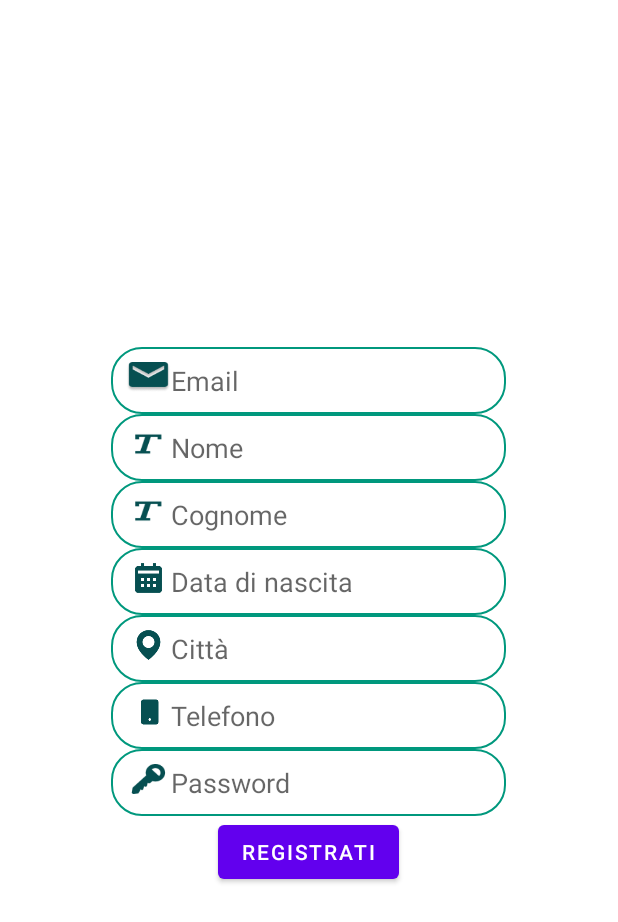
After one commit to alessiomercurio/DriveTogether, an Android app: the layout activity_registrazione.xml on its own in the app's theme, with its tools: preview values and no code run, on a phone screen of 412 x 824 dp. The commit adds this screen. Shown: the top 922 px of the screen. Run offline under Robolectric (Android 15) with nearby library versions, the phone set to English and light mode, and no system bars; Roboto replaces fonts that are not available here.

Commit message:
aggiunte immagini relative al layout di registrazione

```diff
--- a/app/build.gradle
+++ b/app/build.gradle
@@ -34,6 +34,11 @@ android {
     kotlinOptions {
         jvmTarget = '1.8'
     }
+
+    buildFeatures{
+        viewBinding true
+    }
+
 }
 
 dependencies {
--- a/app/src/main/res/layout/activity_main.xml
+++ b/app/src/main/res/layout/activity_main.xml
@@ -4,7 +4,7 @@
     xmlns:tools="http://schemas.android.com/tools"
     android:layout_width="match_parent"
     android:layout_height="match_parent"
-    tools:context=".MainActivity">
+    tools:context="com.agmobiletech.drivetogether.MainActivity">
 
     <TextView
         android:layout_width="wrap_content"
--- /dev/null
+++ b/app/src/main/res/layout/activity_registrazione.xml
@@ -0,0 +1,199 @@
+<?xml version="1.0" encoding="utf-8"?>
+<LinearLayout xmlns:android="http://schemas.android.com/apk/res/android"
+    xmlns:app="http://schemas.android.com/apk/res-auto"
+    xmlns:tools="http://schemas.android.com/tools"
+    android:id="@+id/RegistrazioneLinearLayout"
+    android:layout_width="match_parent"
+    android:layout_height="match_parent"
+    android:gravity="center"
+    android:orientation="vertical">
+
+    <LinearLayout
+        android:layout_width="wrap_content"
+        android:layout_height="wrap_content"
+        android:layout_gravity="center"
+        android:gravity="left"
+        android:orientation="vertical">
+
+        <LinearLayout
+            android:layout_width="wrap_content"
+            android:layout_height="match_parent"
+            android:layout_gravity="center"
+            android:layout_weight="1"
+            android:background="@drawable/custom_border"
+            android:orientation="horizontal">
+
+            <ImageView
+                android:id="@+id/imageView4"
+                android:layout_width="30dp"
+                android:layout_height="20dp"
+                android:layout_weight="1"
+                app:srcCompat="@drawable/email" />
+
+            <EditText
+                android:id="@+id/nomeRegistrazionePlainText"
+                android:layout_width="wrap_content"
+                android:layout_height="wrap_content"
+                android:background="@null"
+                android:ems="10"
+                android:hint="Email"
+                android:inputType="textPersonName"
+                app:layout_constraintEnd_toEndOf="parent"
+                app:layout_constraintStart_toStartOf="parent"
+                tools:layout_editor_absoluteY="199dp" />
+        </LinearLayout>
+
+        <LinearLayout
+            android:layout_width="wrap_content"
+            android:layout_height="match_parent"
+            android:layout_gravity="center"
+            android:layout_weight="1"
+            android:background="@drawable/custom_border"
+            android:orientation="horizontal">
+
+            <ImageView
+                android:id="@+id/imageView"
+                android:layout_width="30dp"
+                android:layout_height="20dp"
+                android:layout_weight="1"
+                app:srcCompat="@drawable/t" />
+
+            <EditText
+                android:id="@+id/nomeRegistrazionePlainText"
+                android:layout_width="wrap_content"
+                android:layout_height="wrap_content"
+                android:background="@null"
+                android:ems="10"
+                android:hint="Nome"
+                android:inputType="textPersonName"
+                tools:layout_editor_absoluteX="123dp"
+                tools:layout_editor_absoluteY="266dp" />
+        </LinearLayout>
+
+        <LinearLayout
+            android:layout_width="wrap_content"
+            android:layout_height="match_parent"
+            android:layout_weight="1"
+            android:background="@drawable/custom_border"
+            android:orientation="horizontal">
+
+            <ImageView
+                android:id="@+id/imageView5"
+                android:layout_width="30dp"
+                android:layout_height="20dp"
+                android:layout_weight="1"
+                app:srcCompat="@drawable/t" />
+
+            <EditText
+                android:id="@+id/editTextTextPersonName"
+                android:layout_width="wrap_content"
+                android:layout_height="wrap_content"
+                android:background="@null"
+                android:ems="10"
+                android:hint="Cognome"
+                android:inputType="textPersonName" />
+
+        </LinearLayout>
+
+        <LinearLayout
+            android:layout_width="wrap_content"
+            android:layout_height="match_parent"
+            android:background="@drawable/custom_border"
+            android:orientation="horizontal">
+
+            <ImageView
+                android:id="@+id/imageView7"
+                android:layout_width="30dp"
+                android:layout_height="20dp"
+                android:layout_weight="1"
+                app:srcCompat="@drawable/calendar" />
+
+            <EditText
+                android:id="@+id/editTextDate"
+                android:layout_width="wrap_content"
+                android:layout_height="wrap_content"
+                android:background="@null"
+                android:ems="10"
+                android:hint="Data di nascita"
+                android:inputType="date" />
+        </LinearLayout>
+
+        <LinearLayout
+            android:layout_width="wrap_content"
+            android:layout_height="match_parent"
+            android:background="@drawable/custom_border"
+            android:orientation="horizontal">
+
+            <ImageView
+                android:id="@+id/imageView8"
+                android:layout_width="30dp"
+                android:layout_height="20dp"
+                android:layout_weight="1"
+                app:srcCompat="@drawable/map" />
+
+            <EditText
+                android:id="@+id/editTextTextPersonName4"
+                android:layout_width="wrap_content"
+                android:layout_height="wrap_content"
+                android:background="@null"
+                android:ems="10"
+                android:hint="Città"
+                android:inputType="textPersonName" />
+        </LinearLayout>
+
+        <LinearLayout
+            android:layout_width="wrap_content"
+            android:layout_height="match_parent"
+            android:background="@drawable/custom_border"
+            android:orientation="horizontal">
+
+            <ImageView
+                android:id="@+id/imageView9"
+                android:layout_width="30dp"
+                android:layout_height="20dp"
+                android:layout_weight="1"
+                app:srcCompat="@drawable/mobile" />
+
+            <EditText
+                android:id="@+id/editTextTextPersonName6"
+                android:layout_width="wrap_content"
+                android:layout_height="wrap_content"
+                android:background="@null"
+                android:ems="10"
+                android:hint="Telefono"
+                android:inputType="textPersonName" />
+        </LinearLayout>
+
+        <LinearLayout
+            android:layout_width="match_parent"
+            android:layout_height="match_parent"
+            android:background="@drawable/custom_border"
+            android:orientation="horizontal">
+
+            <ImageView
+                android:id="@+id/imageView6"
+                android:layout_width="30dp"
+                android:layout_height="20dp"
+                android:layout_weight="1"
+                app:srcCompat="@drawable/key" />
+
+            <EditText
+                android:id="@+id/editTextTextPassword"
+                android:layout_width="wrap_content"
+                android:layout_height="wrap_content"
+                android:background="@null"
+                android:ems="10"
+                android:hint="Password"
+                android:inputType="textPassword" />
+        </LinearLayout>
+
+        <Button
+            android:id="@+id/registrazioneButton"
+            android:layout_width="wrap_content"
+            android:layout_height="wrap_content"
+            android:layout_gravity="center"
+            android:text="Registrati" />
+
+    </LinearLayout>
+
+</LinearLayout>
```
Also changed, not shown: app/src/main/res/drawable/calendar.png (added), app/src/main/res/drawable/email.png (added), app/src/main/res/drawable/key.png, app/src/main/res/drawable/map.png (added), app/src/main/res/drawable/mobile.png (added), app/src/main/res/drawable/t.png (added), app/src/main/res/drawable/telefono.png (added).
